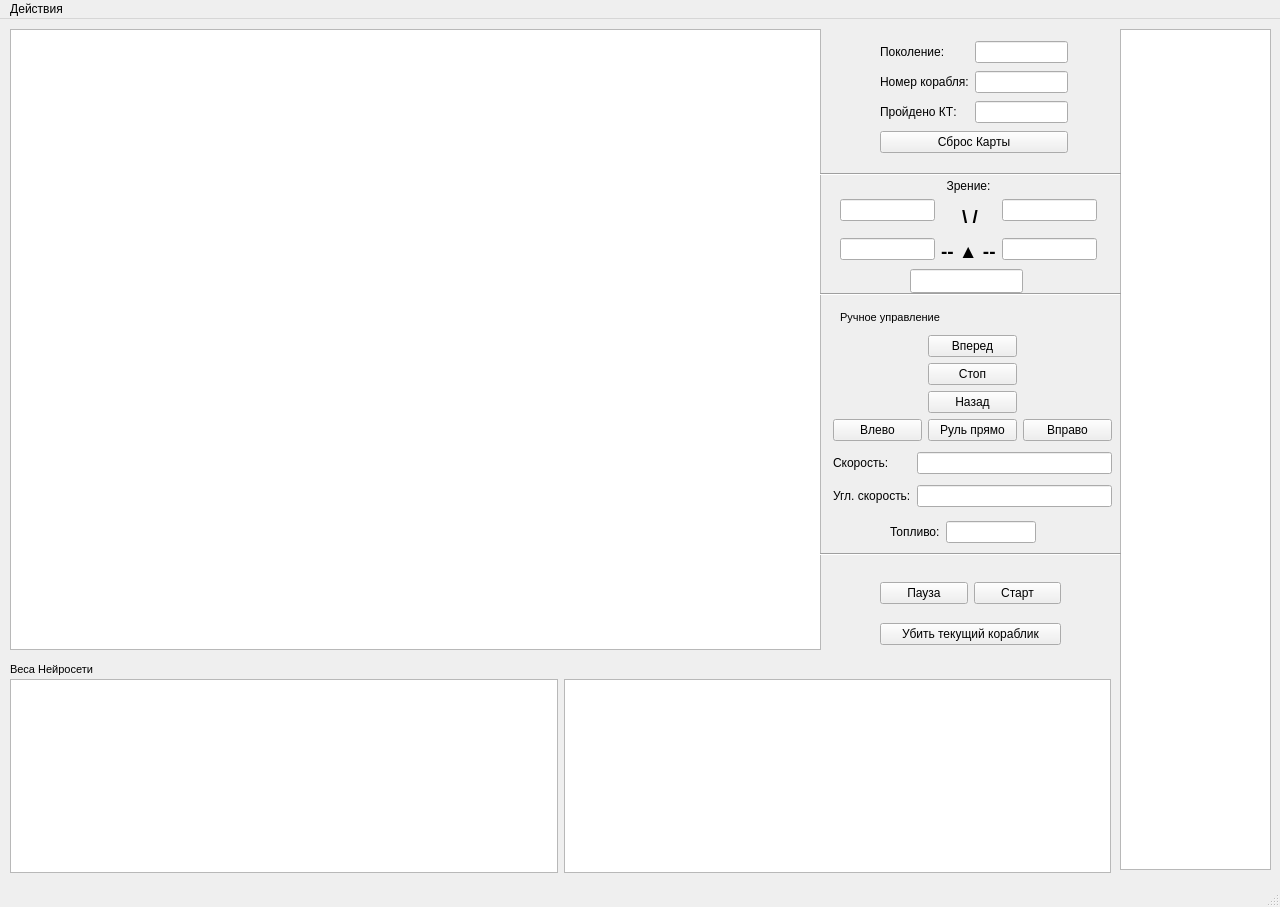
First picture: the form in mainwindow.ui, repository Polliakoff/Collabreequeue-2-rep, before the edit.
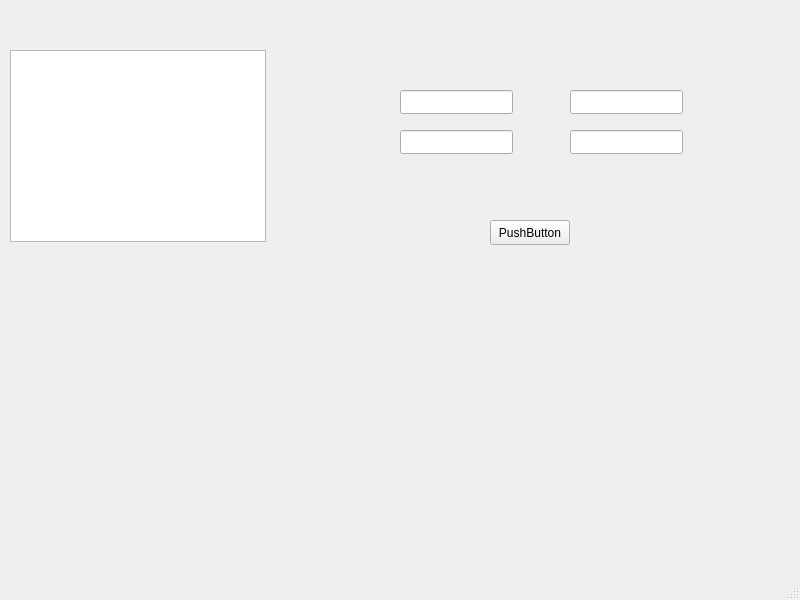
Second picture: the form after the edit.

Commit message: New begining. Straight lines

What changed in the file:
```diff
--- a/mainwindow.ui
+++ b/mainwindow.ui
@@ -6,375 +6,75 @@
    <rect>
     <x>0</x>
     <y>0</y>
-    <width>1280</width>
-    <height>907</height>
+    <width>800</width>
+    <height>600</height>
    </rect>
   </property>
   <property name="contextMenuPolicy">
    <enum>Qt::DefaultContextMenu</enum>
   </property>
   <property name="windowTitle">
-   <string>Collabrique v.1.0.4</string>
-  </property>
-  <property name="autoFillBackground">
-   <bool>false</bool>
-  </property>
-  <property name="dockNestingEnabled">
-   <bool>false</bool>
+   <string>MainWindow</string>
   </property>
   <widget class="QWidget" name="centralwidget">
    <widget class="QGraphicsView" name="graphicsView">
     <property name="geometry">
      <rect>
       <x>10</x>
-      <y>10</y>
-      <width>811</width>
-      <height>621</height>
+      <y>50</y>
+      <width>256</width>
+      <height>192</height>
      </rect>
     </property>
    </widget>
-   <widget class="QWidget" name="layoutWidget">
+   <widget class="QLineEdit" name="lineEdit">
     <property name="geometry">
      <rect>
-      <x>880</x>
-      <y>20</y>
-      <width>188</width>
-      <height>119</height>
+      <x>400</x>
+      <y>90</y>
+      <width>113</width>
+      <height>24</height>
      </rect>
     </property>
-    <layout class="QGridLayout" name="gridLayout">
-     <item row="0" column="0">
-      <widget class="QLabel" name="label">
-       <property name="text">
-        <string>Поколение:</string>
-       </property>
-      </widget>
-     </item>
-     <item row="0" column="1">
-      <widget class="QLineEdit" name="lineEdit_9"/>
-     </item>
-     <item row="1" column="0">
-      <widget class="QLabel" name="label_2">
-       <property name="text">
-        <string>Номер корабля:</string>
-       </property>
-      </widget>
-     </item>
-     <item row="1" column="1">
-      <widget class="QLineEdit" name="lineEdit_8"/>
-     </item>
-     <item row="2" column="0">
-      <widget class="QLabel" name="label_3">
-       <property name="text">
-        <string>Пройдено КТ:</string>
-       </property>
-      </widget>
-     </item>
-     <item row="2" column="1">
-      <widget class="QLineEdit" name="lineEdit_7"/>
-     </item>
-     <item row="3" column="0" colspan="2">
-      <widget class="QPushButton" name="pushButton_10">
-       <property name="autoFillBackground">
-        <bool>false</bool>
-       </property>
-       <property name="styleSheet">
-        <string notr="true"/>
-       </property>
-       <property name="text">
-        <string>Сброс Карты</string>
-       </property>
-      </widget>
-     </item>
-    </layout>
    </widget>
-   <widget class="QWidget" name="layoutWidget">
+   <widget class="QPushButton" name="pushButton">
     <property name="geometry">
      <rect>
-      <x>833</x>
-      <y>311</y>
-      <width>279</width>
-      <height>182</height>
+      <x>490</x>
+      <y>220</y>
+      <width>80</width>
+      <height>25</height>
      </rect>
     </property>
-    <layout class="QGridLayout" name="gridLayout_4">
-     <item row="1" column="0">
-      <widget class="QLabel" name="label_5">
-       <property name="text">
-        <string>Скорость:</string>
-       </property>
-      </widget>
-     </item>
-     <item row="1" column="1">
-      <widget class="QLineEdit" name="lineEdit"/>
-     </item>
-     <item row="2" column="0">
-      <widget class="QLabel" name="label_6">
-       <property name="text">
-        <string>Угл. скорость:</string>
-       </property>
-      </widget>
-     </item>
-     <item row="0" column="0" colspan="2">
-      <layout class="QGridLayout" name="gridLayout_3">
-       <item row="4" column="1">
-        <widget class="QPushButton" name="pushButton_6">
-         <property name="text">
-          <string>Руль прямо</string>
-         </property>
-        </widget>
-       </item>
-       <item row="4" column="0">
-        <widget class="QPushButton" name="pushButton_2">
-         <property name="text">
-          <string>Влево</string>
-         </property>
-        </widget>
-       </item>
-       <item row="3" column="1">
-        <widget class="QPushButton" name="pushButton_3">
-         <property name="text">
-          <string>Назад</string>
-         </property>
-        </widget>
-       </item>
-       <item row="2" column="1">
-        <widget class="QPushButton" name="pushButton_5">
-         <property name="text">
-          <string>Стоп</string>
-         </property>
-        </widget>
-       </item>
-       <item row="4" column="2">
-        <widget class="QPushButton" name="pushButton_4">
-         <property name="text">
-          <string>Вправо</string>
-         </property>
-        </widget>
-       </item>
-       <item row="1" column="1">
-        <widget class="QPushButton" name="pushButton">
-         <property name="text">
-          <string>Вперед</string>
-         </property>
-        </widget>
-       </item>
-      </layout>
-     </item>
-     <item row="2" column="1">
-      <widget class="QLineEdit" name="lineEdit_2"/>
-     </item>
-    </layout>
-   </widget>
-   <widget class="QWidget" name="layoutWidget">
-    <property name="geometry">
-     <rect>
-      <x>880</x>
-      <y>550</y>
-      <width>181</width>
-      <height>89</height>
-     </rect>
-    </property>
-    <layout class="QGridLayout" name="gridLayout_5">
-     <item row="0" column="0">
-      <widget class="QPushButton" name="pushButton_7">
-       <property name="text">
-        <string>Пауза</string>
-       </property>
-      </widget>
-     </item>
-     <item row="1" column="0" colspan="2">
-      <widget class="QPushButton" name="pushButton_11">
-       <property name="text">
-        <string>Убить текущий кораблик</string>
-       </property>
-      </widget>
-     </item>
-     <item row="0" column="1">
-      <widget class="QPushButton" name="pushButton_8">
-       <property name="text">
-        <string>Старт</string>
-       </property>
-      </widget>
-     </item>
-    </layout>
-   </widget>
-   <widget class="QWidget" name="layoutWidget">
-    <property name="geometry">
-     <rect>
-      <x>840</x>
-      <y>160</y>
-      <width>257</width>
-      <height>91</height>
-     </rect>
-    </property>
-    <layout class="QGridLayout" name="gridLayout_2">
-     <item row="0" column="1">
-      <widget class="QLabel" name="label_4">
-       <property name="text">
-        <string>&lt;html&gt;&lt;head/&gt;&lt;body&gt;&lt;p align=&quot;center&quot;&gt;Зрение:&lt;/p&gt;&lt;/body&gt;&lt;/html&gt;</string>
-       </property>
-      </widget>
-     </item>
-     <item row="3" column="2">
-      <widget class="QLineEdit" name="lineEdit_3"/>
-     </item>
-     <item row="3" column="0">
-      <widget class="QLineEdit" name="lineEdit_5"/>
-     </item>
-     <item row="1" column="1" rowspan="4">
-      <widget class="QLabel" name="label_7">
-       <property name="font">
-        <font>
-         <family>Arial</family>
-         <pointsize>10</pointsize>
-         <weight>75</weight>
-         <bold>true</bold>
-        </font>
-       </property>
-       <property name="text">
-        <string>&lt;html&gt;&lt;head/&gt;&lt;body&gt;&lt;p&gt;&lt;span style=&quot; font-size:14pt;&quot;&gt;    \ /&lt;/span&gt;&lt;/p&gt;&lt;p&gt;&lt;span style=&quot; font-size:14pt;&quot;&gt;-- ▲ --&lt;/span&gt;&lt;/p&gt;&lt;/body&gt;&lt;/html&gt;</string>
-       </property>
-      </widget>
-     </item>
-     <item row="1" column="2">
-      <widget class="QLineEdit" name="lineEdit_6"/>
-     </item>
-     <item row="1" column="0">
-      <widget class="QLineEdit" name="lineEdit_4"/>
-     </item>
-    </layout>
-   </widget>
-   <widget class="QWidget" name="layoutWidget_2">
-    <property name="geometry">
-     <rect>
-      <x>890</x>
-      <y>500</y>
-      <width>146</width>
-      <height>26</height>
-     </rect>
-    </property>
-    <layout class="QHBoxLayout" name="horizontalLayout">
-     <item>
-      <widget class="QLabel" name="label_8">
-       <property name="text">
-        <string>Топливо:</string>
-       </property>
-      </widget>
-     </item>
-     <item>
-      <widget class="QLineEdit" name="lineEdit_10"/>
-     </item>
-    </layout>
-   </widget>
-   <widget class="QTableView" name="tableView_3">
-    <property name="geometry">
-     <rect>
-      <x>1120</x>
-      <y>10</y>
-      <width>151</width>
-      <height>841</height>
-     </rect>
-    </property>
-   </widget>
-   <widget class="Line" name="line">
-    <property name="geometry">
-     <rect>
-      <x>820</x>
-      <y>520</y>
-      <width>301</width>
-      <height>31</height>
-     </rect>
-    </property>
-    <property name="orientation">
-     <enum>Qt::Horizontal</enum>
-    </property>
-   </widget>
-   <widget class="Line" name="line_2">
-    <property name="geometry">
-     <rect>
-      <x>820</x>
-      <y>260</y>
-      <width>301</width>
-      <height>31</height>
-     </rect>
-    </property>
-    <property name="orientation">
-     <enum>Qt::Horizontal</enum>
-    </property>
-   </widget>
-   <widget class="Line" name="line_3">
-    <property name="geometry">
-     <rect>
-      <x>820</x>
-      <y>140</y>
-      <width>301</width>
-      <height>31</height>
-     </rect>
-    </property>
-    <property name="orientation">
-     <enum>Qt::Horizontal</enum>
-    </property>
-   </widget>
-   <widget class="QLabel" name="label_9">
-    <property name="geometry">
-     <rect>
-      <x>840</x>
-      <y>290</y>
-      <width>121</width>
-      <height>16</height>
-     </rect>
-    </property>
-    <property name="font">
-     <font>
-      <pointsize>8</pointsize>
-     </font>
-    </property>
     <property name="text">
-     <string>Ручное управление</string>
+     <string>PushButton</string>
     </property>
    </widget>
-   <widget class="QLabel" name="label_10">
+   <widget class="QLineEdit" name="lineEdit_2">
     <property name="geometry">
      <rect>
-      <x>10</x>
-      <y>640</y>
-      <width>101</width>
-      <height>21</height>
+      <x>400</x>
+      <y>130</y>
+      <width>113</width>
+      <height>24</height>
      </rect>
     </property>
-    <property name="font">
-     <font>
-      <pointsize>8</pointsize>
-     </font>
-    </property>
-    <property name="text">
-     <string>Веса Нейросети</string>
-    </property>
    </widget>
-   <widget class="QWidget" name="layoutWidget">
+   <widget class="QLineEdit" name="lineEdit_3">
     <property name="geometry">
      <rect>
-      <x>10</x>
-      <y>660</y>
-      <width>1101</width>
-      <height>194</height>
+      <x>570</x>
+      <y>90</y>
+      <width>113</width>
+      <height>24</height>
      </rect>
     </property>
-    <layout class="QHBoxLayout" name="horizontalLayout_2">
-     <item>
-      <widget class="QTableView" name="tableView"/>
-     </item>
-     <item>
-      <widget class="QTableView" name="tableView_2"/>
-     </item>
-    </layout>
    </widget>
-   <widget class="QLineEdit" name="lineEdit_11">
+   <widget class="QLineEdit" name="lineEdit_4">
     <property name="geometry">
      <rect>
-      <x>910</x>
-      <y>250</y>
+      <x>570</x>
+      <y>130</y>
       <width>113</width>
       <height>24</height>
      </rect>
@@ -386,21 +86,10 @@
     <rect>
      <x>0</x>
      <y>0</y>
-     <width>1280</width>
+     <width>800</width>
      <height>25</height>
     </rect>
    </property>
-   <widget class="QMenu" name="menu">
-    <property name="title">
-     <string>Действия</string>
-    </property>
-    <addaction name="action"/>
-    <addaction name="action_2"/>
-    <addaction name="action_3"/>
-    <addaction name="separator"/>
-    <addaction name="action_4"/>
-   </widget>
-   <addaction name="menu"/>
   </widget>
   <widget class="QStatusBar" name="statusbar"/>
   <action name="action">
```
Left out of the diff: 23 changed lines with no effect on the pictures. The commit also changes 23 other files.
